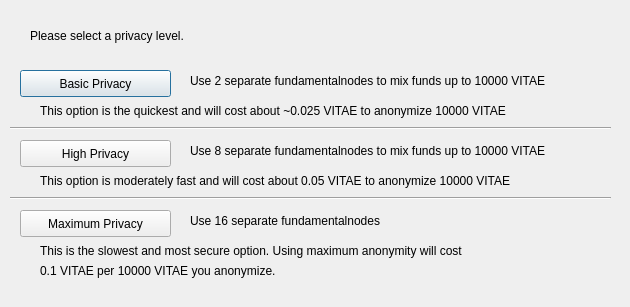
wqking-misc/AureusXIV, file src/qt/forms/obfuscationconfig.ui: the form before one commit.
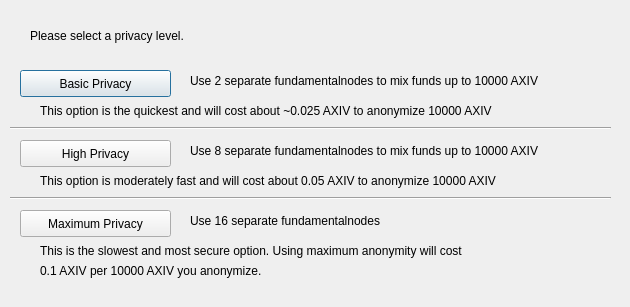
The form after the commit.

The edit to the form file:
```diff
--- a/src/qt/forms/obfuscationconfig.ui
+++ b/src/qt/forms/obfuscationconfig.ui
@@ -75,7 +75,7 @@
     </rect>
    </property>
    <property name="text">
-    <string>Use 2 separate fundamentalnodes to mix funds up to 10000 VITAE</string>
+    <string>Use 2 separate fundamentalnodes to mix funds up to 10000 AXIV</string>
    </property>
   </widget>
   <widget class="QLabel" name="label_3">
@@ -88,7 +88,7 @@
     </rect>
    </property>
    <property name="text">
-    <string>Use 8 separate fundamentalnodes to mix funds up to 10000 VITAE</string>
+    <string>Use 8 separate fundamentalnodes to mix funds up to 10000 AXIV</string>
    </property>
   </widget>
   <widget class="QLabel" name="label_4">
@@ -114,7 +114,7 @@
     </rect>
    </property>
    <property name="text">
-    <string>This option is the quickest and will cost about ~0.025 VITAE to anonymize 10000 VITAE</string>
+    <string>This option is the quickest and will cost about ~0.025 AXIV to anonymize 10000 AXIV</string>
    </property>
   </widget>
   <widget class="QLabel" name="label_7">
@@ -127,7 +127,7 @@
     </rect>
    </property>
    <property name="text">
-    <string>This option is moderately fast and will cost about 0.05 VITAE to anonymize 10000 VITAE</string>
+    <string>This option is moderately fast and will cost about 0.05 AXIV to anonymize 10000 AXIV</string>
    </property>
   </widget>
   <widget class="QLabel" name="label_8">
@@ -153,7 +153,7 @@
     </rect>
    </property>
    <property name="text">
-    <string>0.1 VITAE per 10000 VITAE you anonymize.</string>
+    <string>0.1 AXIV per 10000 AXIV you anonymize.</string>
    </property>
   </widget>
   <widget class="Line" name="line">
```
